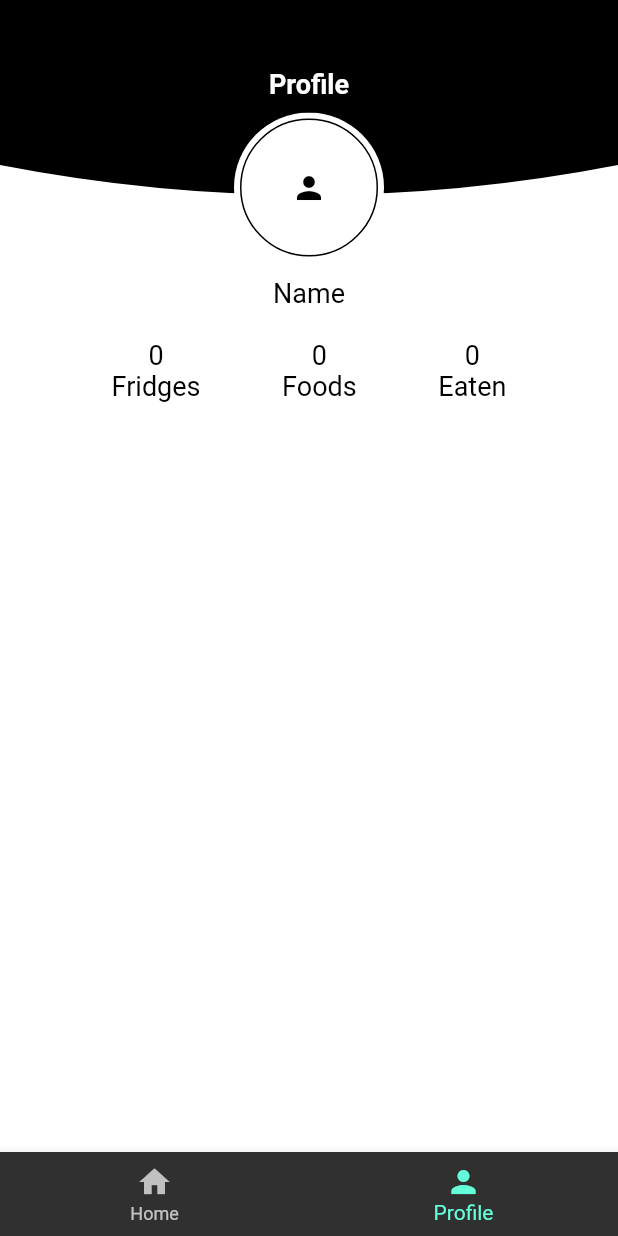
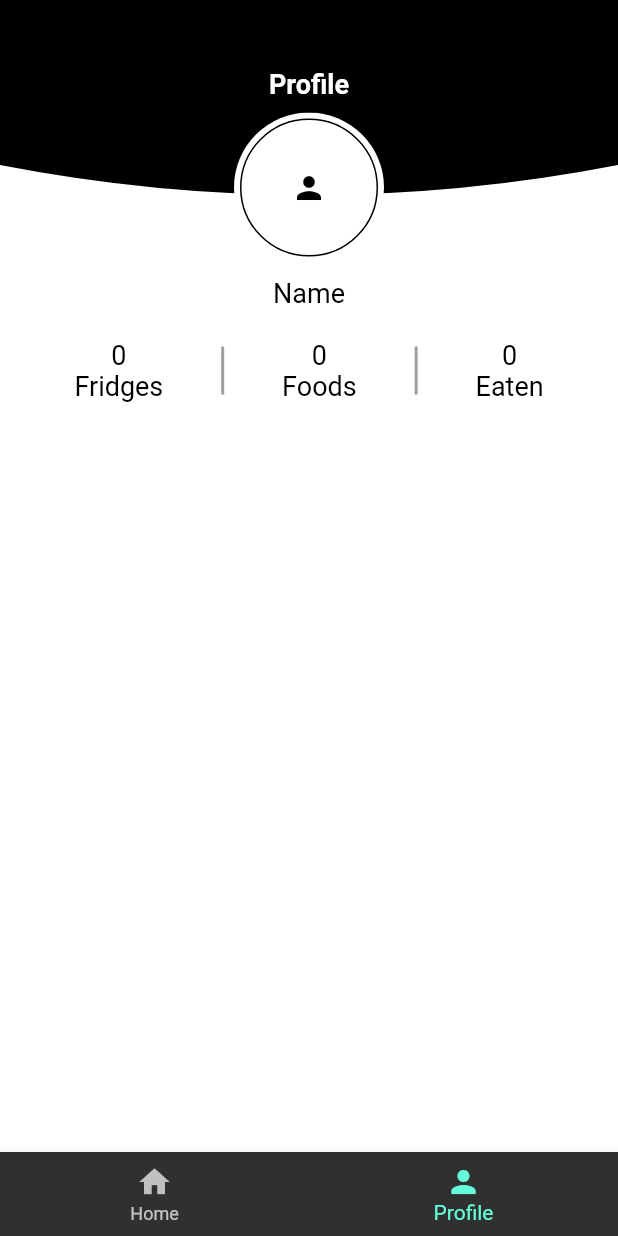
Before and after one commit to SideProjectHub/KitchenReceiptDatabase, a Flutter app: the screen it shows after launch, item 2 of the bottom bar chosen, on a phone screen of 412 x 824 dp. Run offline on Flutter 3.47's test engine with Material 2 defaults, Android fonts, the light colour scheme and no system bars; our stand-ins replace image_picker, material_floating_search_bar.

Commit message:
Added Vertical Dividers

```diff
--- a/frontend/project/lib/Screens/ProfilePage/user_profile_screen.dart
+++ b/frontend/project/lib/Screens/ProfilePage/user_profile_screen.dart
@@ -42,17 +42,31 @@ class ProfilePage extends StatelessWidget {
           ),
           Container(
             margin: const EdgeInsets.all(20),
-            child: Row(
-              mainAxisAlignment: MainAxisAlignment.spaceEvenly,
-              children: [
-                _mainBar("Fridges", 0),
-                _mainBar("Foods", 0),
-                _mainBar("Eaten", 0)
-              ],
+            child: IntrinsicHeight(
+              child: Row(
+                mainAxisAlignment: MainAxisAlignment.spaceEvenly,
+                children: <Widget>[
+                  _mainBar("Fridges", 0),
+                  _dividers(),
+                  _mainBar("Foods", 0),
+                  _dividers(),
+                  _mainBar("Eaten", 0),
+                ],
+              ),
             ),
           )
         ],
       ),
+    );
+  }
+
+  Widget _dividers() {
+    return const VerticalDivider(
+      thickness: 2,
+      color: Colors.grey,
+      width: 20,
+      indent: 5,
+      endIndent: 5,
     );
   }
 
```
